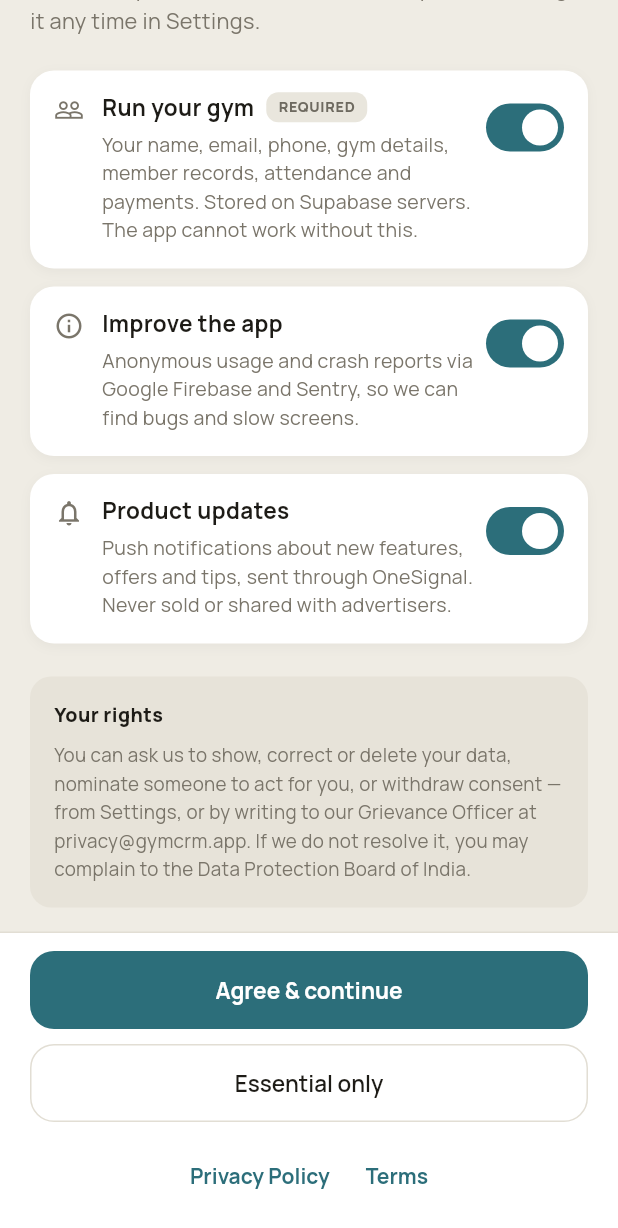
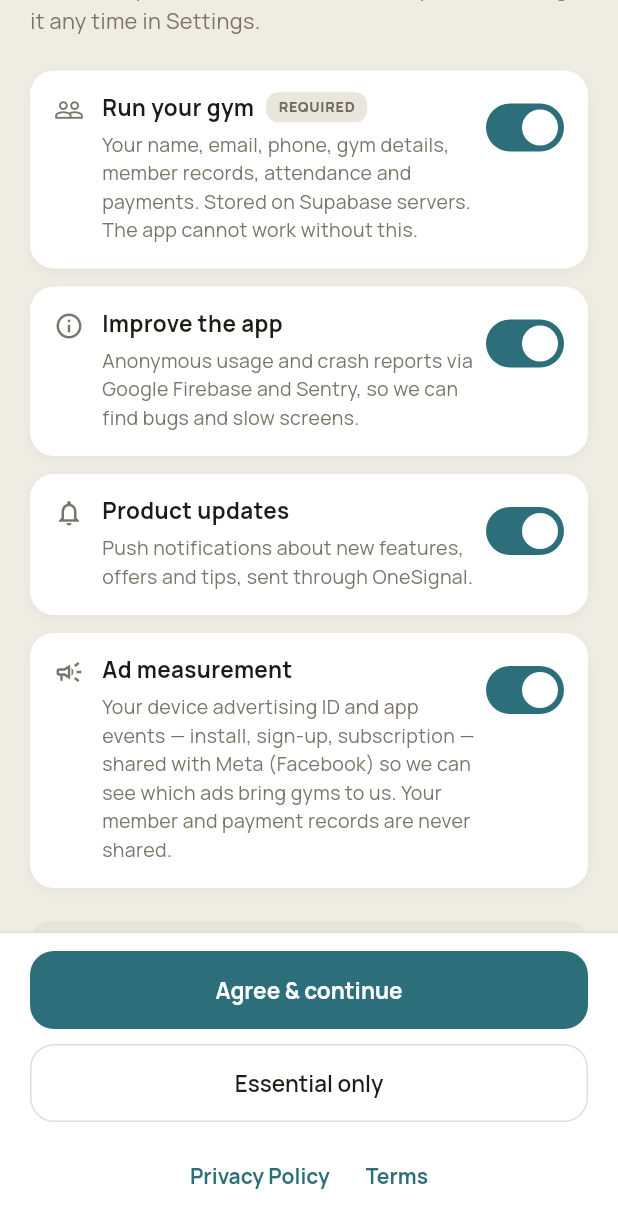
Before and after one commit to Techyishu/gym-crm-android, a Flutter app: the ConsentScreen screen opened by its route, scrolled down 233 dp, on a phone screen of 412 x 824 dp. Shown: the top 1228 px of the screen. Run offline on Flutter 3.47's test engine with Material 3 defaults, Android fonts, the phone set to English and light mode, and no system bars; our stand-ins replace app_links, cached_network_image, country_picker, file_picker, firebase_analytics, firebase_core and 15 more; missing offline and left inert: currency_picker, facebook_app_events, gal, in_app_update, mobile_scanner, onesignal_flutter and 3 more; accounts and stored records are empty.

Commit message:
feat: integrate Facebook SDK for ad measurement and consent management

```diff
--- a/lib/features/legal/consent_screen.dart
+++ b/lib/features/legal/consent_screen.dart
@@ -1,3 +1,4 @@
+import 'package:facebook_app_events/facebook_app_events.dart';
 import 'package:firebase_analytics/firebase_analytics.dart';
 import 'package:flutter/foundation.dart';
 import 'package:flutter/material.dart';
@@ -6,19 +7,53 @@ import 'package:shared_preferences/shared_preferences.dart';
 
 import '../../core/theme/app_theme.dart';
 
-/// DPDP Act 2023 consent keys. Bump the `_v1` suffix to re-prompt everyone
+/// DPDP Act 2023 consent keys. Bump the `_v*` suffix to re-prompt everyone
 /// after a material change to what we collect or who we share it with.
-const kConsentGiven = 'dpdp_consent_v1';
+///
+/// v2 (Meta SDK): ad measurement split out of `consent_marketing` into its own
+/// key. Sharing an advertising ID with Meta is a different purpose from sending
+/// a push notification, so it needs its own consent — and everyone who agreed
+/// under v1 agreed to a screen that promised the opposite.
+const kConsentGiven = 'dpdp_consent_v2';
 const kConsentAnalytics = 'consent_analytics';
 const kConsentMarketing = 'consent_marketing';
+const kConsentAds = 'consent_ads';
+
+/// Live analytics consent, read by Sentry's `beforeSend` in main.dart.
+///
+/// Sentry has to be initialised before `runApp` to catch startup crashes, which
+/// is earlier than we can read consent — so it always initialises and drops
+/// events at the send hook instead. Defaults to false: until consent is loaded,
+/// nothing is sent.
+bool analyticsConsentGranted = false;
 
 /// Applies stored consent to the SDKs that read it. Called at startup and
 /// whenever the user changes their choice.
 Future<void> applyStoredConsent(SharedPreferences prefs) async {
+  // Set before the platform check — Sentry runs on every platform.
+  analyticsConsentGranted = prefs.getBool(kConsentAnalytics) ?? false;
+
   if (defaultTargetPlatform != TargetPlatform.android) return;
   await FirebaseAnalytics.instance.setAnalyticsCollectionEnabled(
     prefs.getBool(kConsentAnalytics) ?? false,
   );
+
+  // Meta reads the ads consent, not analytics or marketing — its events carry
+  // the advertising ID and feed ad attribution, which is its own purpose. The
+  // manifest ships both SDK toggles off, so nothing leaves the device before
+  // this runs. Without consent we also set Limited Data Use, which tells Meta
+  // to restrict processing of anything that still reaches it.
+  // This only stops Meta's *automatic* events (install, launch, Play purchase).
+  // Explicit logEvent calls are not covered by it — AppEvents re-checks the same
+  // flag before every call. Don't drop either half.
+  //
+  // No setAdvertiserTracking here: on Android the plugin's handler is an empty
+  // stub (iOS ATT only), so calling it would just look like a gate.
+  final ads = prefs.getBool(kConsentAds) ?? false;
+  final fb = FacebookAppEvents();
+  await fb.setAutoLogAppEventsEnabled(ads);
+  await fb.setDataProcessingOptions(ads ? [] : ['LDU'], country: 0, state: 0);
+  if (!ads) await fb.clearUserData();
 }
 
 class ConsentScreen extends StatefulWidget {
@@ -31,6 +66,7 @@ class ConsentScreen extends StatefulWidget {
 class _ConsentScreenState extends State<ConsentScreen> {
   bool _analytics = true;
   bool _marketing = true;
+  bool _ads = true;
   bool _loaded = false;
   bool _saving = false;
 
@@ -48,15 +84,23 @@ class _ConsentScreenState extends State<ConsentScreen> {
       // (and nothing collected) until the user actually taps a button.
       _analytics = prefs.getBool(kConsentAnalytics) ?? true;
       _marketing = prefs.getBool(kConsentMarketing) ?? true;
+      // Never inherited from the v1 marketing choice — that screen said data
+      // was never shared with advertisers, so it cannot stand as consent here.
+      _ads = prefs.getBool(kConsentAds) ?? true;
       _loaded = true;
     });
   }
 
-  Future<void> _save({required bool analytics, required bool marketing}) async {
+  Future<void> _save({
+    required bool analytics,
+    required bool marketing,
+    required bool ads,
+  }) async {
     setState(() => _saving = true);
     final prefs = await SharedPreferences.getInstance();
     await prefs.setBool(kConsentAnalytics, analytics);
     await prefs.setBool(kConsentMarketing, marketing);
+    await prefs.setBool(kConsentAds, ads);
     await prefs.setBool(kConsentGiven, true);
     await applyStoredConsent(prefs);
     if (!mounted) return;
@@ -153,12 +197,24 @@ class _ConsentScreenState extends State<ConsentScreen> {
                           title: 'Product updates',
                           body:
                               'Push notifications about new features, offers and tips, '
-                              'sent through OneSignal. Never sold or shared with '
-                              'advertisers.',
+                              'sent through OneSignal.',
                           value: _marketing,
                           onChanged: _saving
                               ? null
                               : (v) => setState(() => _marketing = v),
+                        ),
+                        const SizedBox(height: 12),
+                        _ConsentTile(
+                          icon: Icons.campaign_outlined,
+                          title: 'Ad measurement',
+                          body:
+                              'Your device advertising ID and app events — install, '
+                              'sign-up, subscription — shared with Meta (Facebook) so '
+                              'we can see which ads bring gyms to us. Your member and '
+                              'payment records are never shared.',
+                          value: _ads,
+                          onChanged:
+                              _saving ? null : (v) => setState(() => _ads = v),
                         ),
 
                         const SizedBox(height: 22),
@@ -184,6 +240,7 @@ class _ConsentScreenState extends State<ConsentScreen> {
                               : () => _save(
                                     analytics: _analytics,
                                     marketing: _marketing,
+                                    ads: _ads,
                                   ),
                           child: Text(canPop ? 'Save choices' : 'Agree & continue'),
                         ),
@@ -191,7 +248,11 @@ class _ConsentScreenState extends State<ConsentScreen> {
                         OutlinedButton(
                           onPressed: _saving
                               ? null
-                              : () => _save(analytics: false, marketing: false),
+                              : () => _save(
+                                    analytics: false,
+                                    marketing: false,
+                                    ads: false,
+                                  ),
                           child: const Text('Essential only'),
                         ),
                         const SizedBox(height: 12),
--- a/lib/features/staff/check_in/check_in_screen.dart
+++ b/lib/features/staff/check_in/check_in_screen.dart
@@ -16,6 +16,7 @@ import 'package:supabase_flutter/supabase_flutter.dart';
 import '../../../core/services/activity_log_service.dart';
 import '../../../core/services/member_photo_service.dart';
 import '../../../core/services/offline_checkin_queue.dart';
+import '../../../core/services/review_prompt.dart';
 import '../../../shared/widgets/member_photo.dart';
 import '../../../core/theme/app_theme.dart';
 import '../../../core/utils/formatters.dart';
@@ -257,6 +258,7 @@ class _CheckInScreenState extends ConsumerState<CheckInScreen> {
         metadata: {'member_id': memberId, 'member_name': label, 'method': method},
       );
       ref.invalidate(_recentCheckInsProvider);
+      unawaited(ReviewPrompt.recordSuccess());
 
       return _CheckResult(
         success: true,
--- a/pubspec.yaml
+++ b/pubspec.yaml
@@ -1,7 +1,7 @@
 name: gym_crm
 description: GymCRM - Gym Management App
 publish_to: 'none'
-version: 1.0.1+42
+version: 1.0.1+44
 
 environment:
   sdk: ^3.10.7
@@ -42,6 +42,9 @@ dependencies:
   image_picker: ^1.1.2
   file_picker: ^8.1.6
   url_launcher: ^6.3.1
+  in_app_review: ^2.0.10
+  in_app_update: ^4.2.3
+  facebook_app_events: ^0.19.3
   http: ^1.2.2
   app_links: ^6.3.2
   share_plus: ^10.1.4
```
Also changed, not shown: lib/core/services/app_events.dart (added, +61 -0 lines), lib/core/services/review_prompt.dart (added, +38 -0 lines), lib/core/services/update_prompt.dart (added, +25 -0 lines), lib/main.dart (+18 -3 lines), pubspec.lock, 4 other files.
